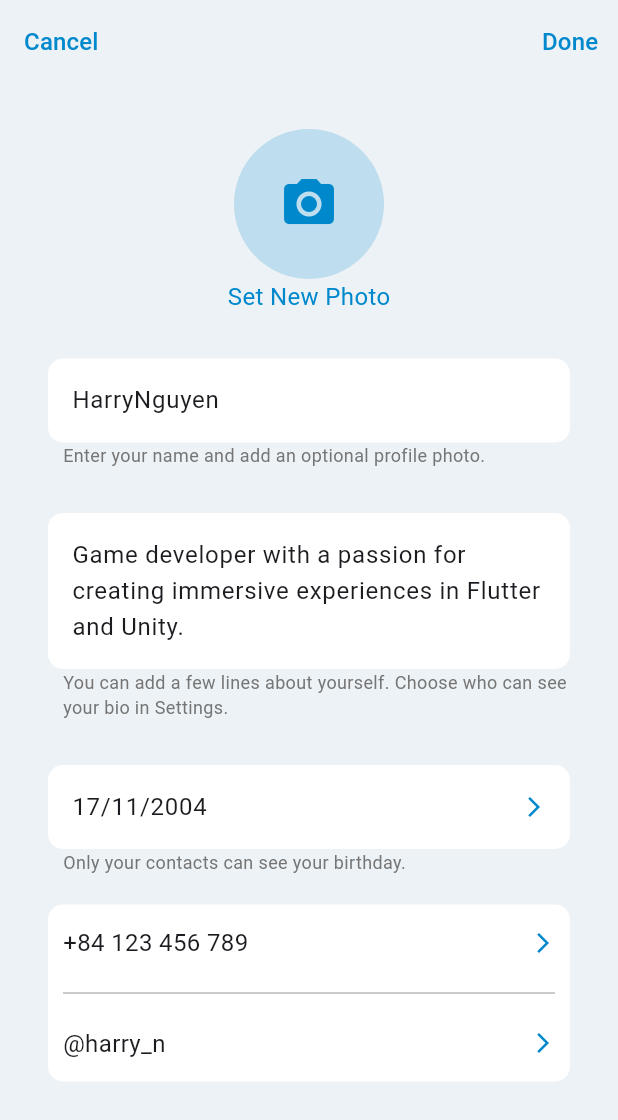
After one commit to DuongVoAnhTai/Telegram_chat_app, a Flutter app: the HomeScreen screen opened by its route, after a tap on "Edit", on a phone screen of 412 x 824 dp. The commit adds this screen. Shown: the top 1120 px of the screen. Run offline on Flutter 3.47's test engine with Material 3 defaults, Android fonts, the phone set to English and light mode, and no system bars; our stand-ins replace flutter_dotenv, font_awesome_flutter, go_router, socket_io_client.

Commit message:
feat: profile, home screen

```diff
--- a/frontend/lib/core/helpers/constants.dart
+++ b/frontend/lib/core/helpers/constants.dart
@@ -12,10 +12,12 @@ class AppColors {
 
 class AppSizes {
   static const double padding = 32.0; // Khoảng cách padding mặc định
+  static const double paddingOnly = 10.0; // Khoảng cách padding mặc định
   static const double buttonHeight = 50.0; // Chiều cao nút
   static const double iconSizeLarge = 100.0; // Kích thước logo
   static const double fontSizeTitle = 32.0; // Cỡ chữ tiêu đề
   static const double fontSizeBody = 16.0; // Cỡ chữ nội dung
+  static const double fontSizeSubBody = 12.0; // Cỡ chữ nội dung phụ
   static const double fontSizeButton = 18.0; // Cỡ chữ nút
   static const double borderRadius = 10.0; // Độ bo góc
   static const double spacingLarge = 50.0; // Khoảng cách lớn
--- a/frontend/lib/core/navigation/routers.dart
+++ b/frontend/lib/core/navigation/routers.dart
@@ -2,6 +2,8 @@ import 'package:flutter/material.dart';
 import 'package:frontend/src/ui/feature/Login/getcode_screen.dart';
 import 'package:frontend/src/ui/feature/Login/login_screen.dart';
 import 'package:frontend/src/ui/feature/Login/register_screen.dart';
+import 'package:frontend/src/ui/feature/home/home_screen.dart';
+import 'package:frontend/src/ui/feature/profile/edit_profile_screen.dart';
 import 'package:frontend/src/ui/feature/splash/splash_screen.dart';
 import 'package:go_router/go_router.dart';
 
@@ -28,5 +30,13 @@ final GoRouter router = GoRouter(
       path: '/register',
       builder: (context, state) => RegisterScreen(),
     ),
+    GoRoute(
+      path: '/home',
+      builder: (context, state) => HomeScreen(),
+    ),
+    GoRoute(
+      path: '/edit-profile',
+      builder: (context, state) => EditProfileScreen(),
+    ),
   ],
 );
--- a/frontend/lib/src/ui/feature/Login/getcode_screen.dart
+++ b/frontend/lib/src/ui/feature/Login/getcode_screen.dart
@@ -1,8 +1,8 @@
 import 'dart:async';
 import 'package:flutter/material.dart';
 import 'package:flutter/services.dart';
-import 'package:font_awesome_flutter/font_awesome_flutter.dart';
 import 'package:frontend/core/helpers/constants.dart';
+import 'package:go_router/go_router.dart';
 
 class GetCodeScreen extends StatefulWidget {
   final String email;
@@ -15,7 +15,7 @@ class GetCodeScreen extends StatefulWidget {
 }
 
 class _GetCodeScreenState extends State<GetCodeScreen> {
-  final int _otpLength = 6;
+  final int _otpLength = 4;
   late List<TextEditingController> _controllers;
   late List<FocusNode> _focusNodes;
 
@@ -60,6 +60,8 @@ class _GetCodeScreenState extends State<GetCodeScreen> {
       print("Mã OTP hợp lệ: $code, Type: ${widget.type}");
       // Ví dụ: Gửi lên backend với email và type
       // await api.verifyOtp(email: widget.email, code: code, type: widget.type);
+      context.go('/home');
+
     } else {
       ScaffoldMessenger.of(context).showSnackBar(
         SnackBar(content: Text("Vui lòng nhập đủ $_otpLength ký tự")),
--- /dev/null
+++ b/frontend/lib/src/ui/feature/chat/list_chat_screen.dart
@@ -0,0 +1,70 @@
+import 'package:flutter/material.dart';
+import 'package:frontend/core/helpers/constants.dart';
+
+// Định nghĩa một lớp User đơn giản để lưu thông tin (sẽ mở rộng khi có backend)
+class User {
+  final String name;
+  final String initial; // Ký tự đầu để hiển thị trong CircleAvatar
+
+  User({required this.name, required this.initial});
+}
+
+class ListChatScreen extends StatelessWidget {
+  // Danh sách user mặc định
+  final List<User> users = [
+    User(name: "User 1", initial: "U1"),
+    User(name: "User 2", initial: "U2"),
+    User(name: "User 3", initial: "U3"),
+    User(name: "User 4", initial: "U4"),
+  ];
+
+  @override
+  Widget build(BuildContext context) {
+    return Column(
+      children: [
+        // Thanh search
+        Padding(
+          padding: const EdgeInsets.all(AppSizes.padding),
+          child: TextField(
+            decoration: InputDecoration(
+              hintText: "Search users...",
+              prefixIcon: Icon(Icons.search, color: AppColors.primaryColor),
+              filled: true,
+              fillColor: AppColors.white,
+              border: OutlineInputBorder(
+                borderRadius: BorderRadius.circular(AppSizes.borderRadius),
+                borderSide: BorderSide.none,
+              ),
+            ),
+          ),
+        ),
+        // Danh sách user
+        Expanded(
+          child: ListView.builder(
+            itemCount: users.length,
+            itemBuilder: (context, index) {
+              final user = users[index];
+              return ListTile(
+                leading: CircleAvatar(
+                  backgroundColor: AppColors.primaryColor,
+                  child: Text(
+                    user.initial,
+                    style: TextStyle(color: AppColors.white),
+                  ),
+                ),
+                title: Text(
+                  user.name,
+                  style: TextStyle(color: AppColors.textPrimary),
+                ),
+                onTap: () {
+                  // Logic khi click vào user (để trống, sẽ thêm sau)
+                  print("Clicked ${user.name}");
+                },
+              );
+            },
+          ),
+        ),
+      ],
+    );
+  }
+}
--- a/frontend/lib/src/ui/feature/home/home_screen.dart
+++ b/frontend/lib/src/ui/feature/home/home_screen.dart
@@ -0,0 +1,57 @@
+import 'package:flutter/material.dart';
+import 'package:frontend/core/helpers/constants.dart';
+import 'package:frontend/src/ui/feature/chat/list_chat_screen.dart';
+import 'package:frontend/src/ui/feature/profile/profile_screen.dart';
+import 'package:frontend/src/ui/feature/setting/setting_screen.dart';
+
+class HomeScreen extends StatefulWidget {
+  @override
+  _HomeScreenState createState() => _HomeScreenState();
+}
+
+class _HomeScreenState extends State<HomeScreen> {
+  int _selectedIndex = 1; // Mặc định là tab Chat (index 1)
+
+  final List<Widget> _screens = [
+    ProfileScreen(),
+    ListChatScreen(),
+    SettingsScreen(),
+  ];
+
+  void _onItemTapped(int index) {
+    setState(() {
+      _selectedIndex = index;
+    });
+  }
+
+  @override
+  Widget build(BuildContext context) {
+    return Scaffold(
+      backgroundColor: AppColors.backgroundColor,
+      body: SafeArea(
+        child: _screens[_selectedIndex],
+      ),
+      bottomNavigationBar: BottomNavigationBar(
+        items: const <BottomNavigationBarItem>[
+          BottomNavigationBarItem(
+            icon: Icon(Icons.person),
+            label: 'Profile',
+          ),
+          BottomNavigationBarItem(
+            icon: Icon(Icons.chat),
+            label: 'Chat',
+          ),
+          BottomNavigationBarItem(
+            icon: Icon(Icons.settings),
+            label: 'Settings',
+          ),
+        ],
+        currentIndex: _selectedIndex,
+        selectedItemColor: AppColors.primaryColor,
+        unselectedItemColor: AppColors.textSecondary,
+        backgroundColor: AppColors.white,
+        onTap: _onItemTapped,
+      ),
+    );
+  }
+}
--- /dev/null
+++ b/frontend/lib/src/ui/feature/profile/edit_profile_screen.dart
@@ -0,0 +1,290 @@
+import 'package:flutter/material.dart';
+import 'package:go_router/go_router.dart';
+import 'package:frontend/core/helpers/constants.dart';
+
+class EditProfileScreen extends StatelessWidget {
+  // Giá trị mặc định (sẽ được thay thế bằng dữ liệu từ backend sau này)
+  final String username = "HarryNguyen";
+  final String shortName = "harry_n";
+  final Map<String, String> profileInfo = {
+    "Bio":
+        "Game developer with a passion for creating immersive experiences in Flutter and Unity.",
+    "Dob": "17/11/2004",
+    "PhoneNumber": "+84 123 456 789",
+  };
+
+  @override
+  Widget build(BuildContext context) {
+    return Scaffold(
+      backgroundColor: AppColors.backgroundColor,
+      appBar: AppBar(
+        backgroundColor: AppColors.backgroundColor,
+        elevation: 0,
+        leadingWidth: 90, // Điều chỉnh cho vừa với chữ "Cancel"
+        leading: TextButton(
+          onPressed: () {
+            context.pop(); // Quay lại ProfileScreen
+          },
+          style: TextButton.styleFrom(
+            padding: EdgeInsets.symmetric(horizontal: 16), // Căn chỉnh padding
+            alignment: Alignment.centerLeft, // Đảm bảo text căn trái
+          ),
+          child: Text(
+            "Cancel",
+            style: TextStyle(
+              fontSize: AppSizes.fontSizeBody,
+              color: AppColors.primaryColor,
+            ),
+          ),
+        ),
+        actions: [
+          TextButton(
+            onPressed: () {
+              print("Done button pressed");
+            },
+            child: Text(
+              "Done",
+              style: TextStyle(
+                fontSize: AppSizes.fontSizeBody,
+                color: AppColors.primaryColor,
+              ),
+            ),
+          ),
+        ],
+      ),
+
+      body: SingleChildScrollView(
+        child: Column(
+          crossAxisAlignment: CrossAxisAlignment.start,
+          children: [
+            // Ảnh đại diện
+            Padding(
+              padding: const EdgeInsets.symmetric(
+                vertical: AppSizes.spacingMedium,
+              ),
+              child: Center(
+                child: Column(
+                  children: [
+                    GestureDetector(
+                      onTap: () {
+                        // Logic chọn ảnh sẽ được thêm sau
+                        print("Set new photo tapped");
+                      },
+                      child: CircleAvatar(
+                        radius: 50,
+                        backgroundColor: AppColors.primaryColor.withOpacity(
+                          0.2,
+                        ),
+                        child: Icon(
+                          Icons.camera_alt,
+                          size: 40,
+                          color: AppColors.primaryColor,
+                        ),
+                      ),
+                    ),
+                    Text(
+                      "Set New Photo",
+                      style: TextStyle(
+                        fontSize: AppSizes.fontSizeBody,
+                        color: AppColors.primaryColor,
+                      ),
+                    ),
+                  ],
+                ),
+              ),
+            ),
+            // Username
+            Padding(
+              padding: const EdgeInsets.symmetric(horizontal: AppSizes.padding),
+              child: Column(
+                crossAxisAlignment: CrossAxisAlignment.start,
+                children: [
+                  TextField(
+                    decoration: InputDecoration(
+                      hintText: "Username",
+                      filled: true,
+                      fillColor: AppColors.white,
+                      border: OutlineInputBorder(
+                        borderRadius: BorderRadius.circular(
+                          AppSizes.borderRadius,
+                        ),
+                        borderSide: BorderSide.none,
+                      ),
+                    ),
+                    controller: TextEditingController(text: username),
+                  ),
+                  Padding(
+                    padding: EdgeInsets.only(left: AppSizes.paddingOnly),
+                    child: Text(
+                      "Enter your name and add an optional profile photo.",
+                      style: TextStyle(
+                        fontSize: AppSizes.fontSizeSubBody,
+                        color: AppColors.textSecondary,
+                      ),
+                    ),
+                  ),
+                ],
+              ),
+            ),
+            SizedBox(height: AppSizes.spacingMedium),
+            // Bio
+            Padding(
+              padding: const EdgeInsets.symmetric(horizontal: AppSizes.padding),
+              child: Column(
+                crossAxisAlignment: CrossAxisAlignment.start,
+                children: [
+                  TextField(
+                    maxLines: 3,
+                    decoration: InputDecoration(
+                      hintText: "Bio",
+                      filled: true,
+                      fillColor: AppColors.white,
+                      border: OutlineInputBorder(
+                        borderRadius: BorderRadius.circular(
+                          AppSizes.borderRadius,
+                        ),
+                        borderSide: BorderSide.none,
+                      ),
+                    ),
+                    controller: TextEditingController(text: profileInfo["Bio"]),
+                  ),
+                  Padding(
+                    padding: EdgeInsets.only(left: AppSizes.paddingOnly),
+                    child: Text(
+                      "You can add a few lines about yourself. Choose who can see your bio in Settings.",
+                      style: TextStyle(
+                        fontSize: AppSizes.fontSizeSubBody,
+                        color: AppColors.textSecondary,
+                      ),
+                    ),
+                  ),
+                ],
+              ),
+            ),
+            SizedBox(height: AppSizes.spacingMedium),
+            // Date of Birth
+            Padding(
+              padding: const EdgeInsets.symmetric(horizontal: AppSizes.padding),
+              child: Column(
+                crossAxisAlignment: CrossAxisAlignment.start,
+                children: [
+                  TextField(
+                    readOnly: true, // Chỉ đọc
+                    decoration: InputDecoration(
+                      hintText: "Date of Birth",
+                      filled: true,
+                      fillColor: AppColors.white,
+                      border: OutlineInputBorder(
+                        borderRadius: BorderRadius.circular(
+                          AppSizes.borderRadius,
+                        ),
+                        borderSide: BorderSide.none,
+                      ),
+                      suffixIcon: Icon(
+                        Icons.arrow_forward_ios,
+                        size: 16,
+                        color: AppColors.primaryColor,
+                      ),
+                    ),
+                    controller: TextEditingController(
+                      text: profileInfo["Dob"] ?? "Add new",
+                    ),
+                    onTap: () {
+                      // Logic chỉnh sửa Dob sẽ được thêm sau
+                      print("Edit Date of Birth tapped");
+                    },
+                  ),
+                  Padding(
+                    padding: EdgeInsets.only(left: AppSizes.paddingOnly),
+                    child: Text(
+                      "Only your contacts can see your birthday.",
+                      style: TextStyle(
+                        fontSize: AppSizes.fontSizeSubBody,
+                        color: AppColors.textSecondary,
+                      ),
+                    ),
+                  ),
+                ],
+              ),
+            ),
+            SizedBox(height: AppSizes.spacingSmall),
+
+            Padding(
+              padding: const EdgeInsets.symmetric(horizontal: AppSizes.padding),
+              child: Container(
+                decoration: BoxDecoration(
+                  color: AppColors.white,
+                  borderRadius: BorderRadius.circular(AppSizes.borderRadius),
+                ),
+                child: Column(
+                  children: [
+                    InkWell(
+                      onTap: () {
+                        print("Change Number tapped");
+                      },
+                      child: Padding(
+                        padding: const EdgeInsets.symmetric(
+                          horizontal: AppSizes.paddingOnly,
+                          vertical: 14,
+                        ),
+                        child: Row(
+                          mainAxisAlignment: MainAxisAlignment.spaceBetween,
+                          children: [
+                            Text(
+                              profileInfo["PhoneNumber"] ?? "Add new",
+                              style: TextStyle(fontSize: AppSizes.fontSizeBody),
+                            ),
+                            Icon(
+                              Icons.arrow_forward_ios,
+                              size: 16,
+                              color: AppColors.primaryColor,
+                            ),
+                          ],
+                        ),
+                      ),
+                    ),
+                    Padding(
+                      padding: EdgeInsets.symmetric(
+                        horizontal: AppSizes.paddingOnly,
+                      ),
+                      child: Divider(
+                        color: AppColors.textSecondary,
+                        thickness: 0.5, // Độ dày của Divider
+                      ),
+                    ),
+                    InkWell(
+                      onTap: () {
+                        print("Edit Username tapped");
+                      },
+                      child: Padding(
+                        padding: const EdgeInsets.symmetric(
+                          horizontal: AppSizes.paddingOnly,
+                          vertical: 14,
+                        ),
+                        child: Row(
+                          mainAxisAlignment: MainAxisAlignment.spaceBetween,
+                          children: [
+                            Text(
+                              shortName.isNotEmpty ? "@$shortName" : "Add new",
+                              style: TextStyle(fontSize: AppSizes.fontSizeBody),
+                            ),
+                            Icon(
+                              Icons.arrow_forward_ios,
+                              size: 16,
+                              color: AppColors.primaryColor,
+                            ),
+                          ],
+                        ),
+                      ),
+                    ),
+                  ],
+                ),
+              ),
+            ),
+            SizedBox(height: AppSizes.spacingLarge),
+          ],
+        ),
+      ),
+    );
+  }
+}
--- /dev/null
+++ b/frontend/lib/src/ui/feature/profile/profile_screen.dart
@@ -0,0 +1,192 @@
+import 'package:flutter/material.dart';
+import 'package:go_router/go_router.dart';
+import 'package:frontend/core/helpers/constants.dart';
+
+class ProfileScreen extends StatelessWidget {
+  final String username = "HarryNguyen";
+  final bool isOnline = true;
+  final Map<String, String> profileInfo = {
+    "Bio":
+        "Game developer with a passion for creating immersive experiences in Unity.",
+    "Phone": "+84 123 456 789",
+    "Email": "harrynguyen@example.com",
+    "Dob": "17/11/2004",
+  };
+
+  @override
+  Widget build(BuildContext context) {
+    return Scaffold(
+      backgroundColor: AppColors.backgroundColor,
+      body: SafeArea(
+        child: SingleChildScrollView(
+          child: Column(
+            children: [
+              // Top bar với nút Edit
+              Padding(
+                padding: const EdgeInsets.all(AppSizes.padding),
+                child: Row(
+                  mainAxisAlignment: MainAxisAlignment.end,
+                  children: [
+                    TextButton(
+                      onPressed: () {
+                        context.push('/edit-profile');
+                      },
+                      child: Text(
+                        "Edit",
+                        style: TextStyle(
+                          fontSize: AppSizes.fontSizeBody,
+                          color: AppColors.primaryColor,
+                        ),
+                      ),
+                    ),
+                  ],
+                ),
+              ),
+              // Thông tin người dùng
+              Padding(
+                padding: const EdgeInsets.symmetric(
+                  horizontal: AppSizes.padding,
+                ),
+                child: Column(
+                  crossAxisAlignment: CrossAxisAlignment.start,
+                  children: [
+                    // CircleAvatar
+                    Center(
+                      child: CircleAvatar(
+                        radius: 50,
+                        backgroundColor: AppColors.primaryColor,
+                        child: Text(
+                          username[0],
+                          style: TextStyle(
+                            fontSize: AppSizes.fontSizeTitle,
+                            color: AppColors.white,
+                          ),
+                        ),
+                      ),
+                    ),
+                    SizedBox(height: AppSizes.spacingMedium),
+                    // Tên người dùng
+                    Center(
+                      child: Text(
+                        username,
+                        style: TextStyle(
+                          fontSize: AppSizes.fontSizeTitle,
+                          fontWeight: FontWeight.bold,
+                          color: AppColors.textPrimary,
+                        ),
+                      ),
+                    ),
+                    // Trạng thái hoạt động
+                    Center(
+                      child: Text(
+                        isOnline ? "Online" : "Offline",
+                        style: TextStyle(
+                          fontSize: AppSizes.fontSizeBody,
+                          color:
+                              isOnline ? Colors.green : AppColors.textSecondary,
+                        ),
+                      ),
+                    ),
+                    SizedBox(height: AppSizes.spacingSmall),
+                    // Thanh hr
+                    Divider(color: AppColors.textSecondary),
+                    SizedBox(height: AppSizes.spacingSmall),
+                    Center(
+                      child: Text(
+                        "Bio",
+                        style: TextStyle(
+                          fontSize: AppSizes.fontSizeBody,
+                          color: AppColors.textSecondary,
+                        ),
+                      ),
+                    ),
+                    SizedBox(height: AppSizes.spacingSmall),
+                    Center(
+                      child: Text(
+                        textAlign: TextAlign.center,
+                        profileInfo["Bio"]!,
+                        style: TextStyle(
+                          fontSize: AppSizes.fontSizeBody,
+                          color: AppColors.textPrimary,
+                        ),
+                      ),
+                    ),
+
+                    SizedBox(height: AppSizes.spacingMedium),
+                    // Các thông tin còn lại (Phone, Email, Dob)
+                    Column(
+                      children: [
+                        Row(
+                          mainAxisAlignment: MainAxisAlignment.spaceBetween,
+                          children: [
+                            Text(
+                              "Phone",
+                              style: TextStyle(
+                                fontSize: AppSizes.fontSizeBody,
+                                color: AppColors.textSecondary,
+                              ),
+                            ),
+                            Text(
+                              profileInfo["Phone"]!,
+                              style: TextStyle(
+                                fontSize: AppSizes.fontSizeBody,
+                                color: AppColors.textPrimary,
+                              ),
+                            ),
+                          ],
+                        ),
+                        SizedBox(height: AppSizes.spacingMedium),
+                        Row(
+                          mainAxisAlignment: MainAxisAlignment.spaceBetween,
+                          children: [
+                            Text(
+                              "Email",
+                              style: TextStyle(
+                                fontSize: AppSizes.fontSizeBody,
+                                color: AppColors.textSecondary,
+                              ),
+                            ),
+                            Text(
+                              profileInfo["Email"]!,
+                              style: TextStyle(
+                                fontSize: AppSizes.fontSizeBody,
+                                color: AppColors.textPrimary,
+                              ),
+                            ),
+                          ],
+                        ),
+                        SizedBox(height: AppSizes.spacingMedium),
+                        Row(
+                          mainAxisAlignment: MainAxisAlignment.spaceBetween,
+                          children: [
+                            Text(
+                              "Dob",
+                              style: TextStyle(
+                                fontSize: AppSizes.fontSizeBody,
+                                color: AppColors.textSecondary,
+                              ),
+                            ),
+                            Text(
+                              profileInfo["Dob"]!,
+                              style: TextStyle(
+                                fontSize: AppSizes.fontSizeBody,
+                                color: AppColors.textPrimary,
+                              ),
+                            ),
+                          ],
+                        ),
+                      ],
+                    ),
+                    SizedBox(
+                      height: AppSizes.spacingLarge,
+                    ), // Khoảng trống cuối
+                  ],
+                ),
+              ),
+            ],
+          ),
+        ),
+      ),
+    );
+  }
+}
--- a/frontend/lib/src/ui/feature/setting/setting_screen.dart
+++ b/frontend/lib/src/ui/feature/setting/setting_screen.dart
@@ -0,0 +1,17 @@
+import 'package:flutter/material.dart';
+import 'package:frontend/core/helpers/constants.dart';
+
+class SettingsScreen extends StatelessWidget {
+  @override
+  Widget build(BuildContext context) {
+    return Center(
+      child: Text(
+        "Settings Page",
+        style: TextStyle(
+          fontSize: AppSizes.fontSizeTitle,
+          color: AppColors.textPrimary,
+        ),
+      ),
+    );
+  }
+}
```
